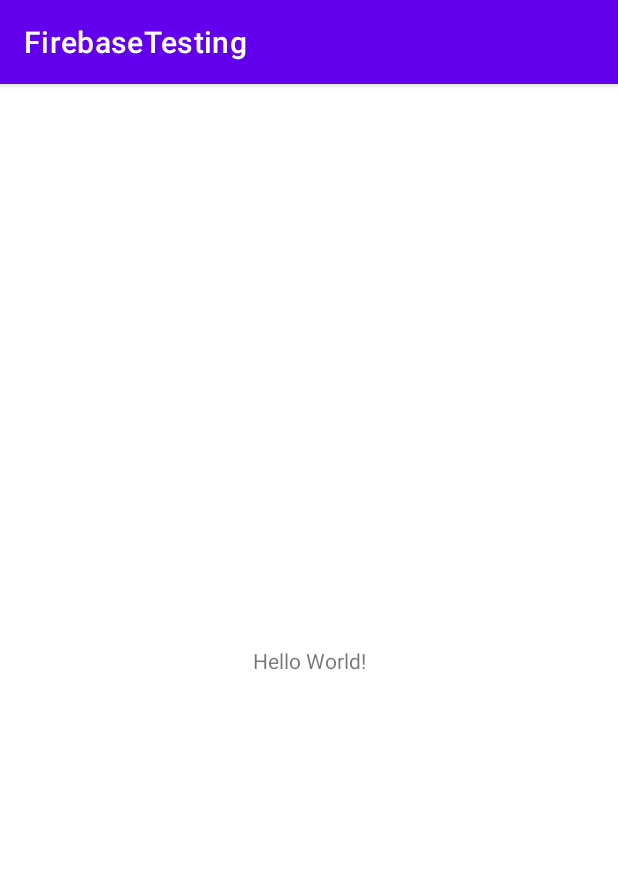
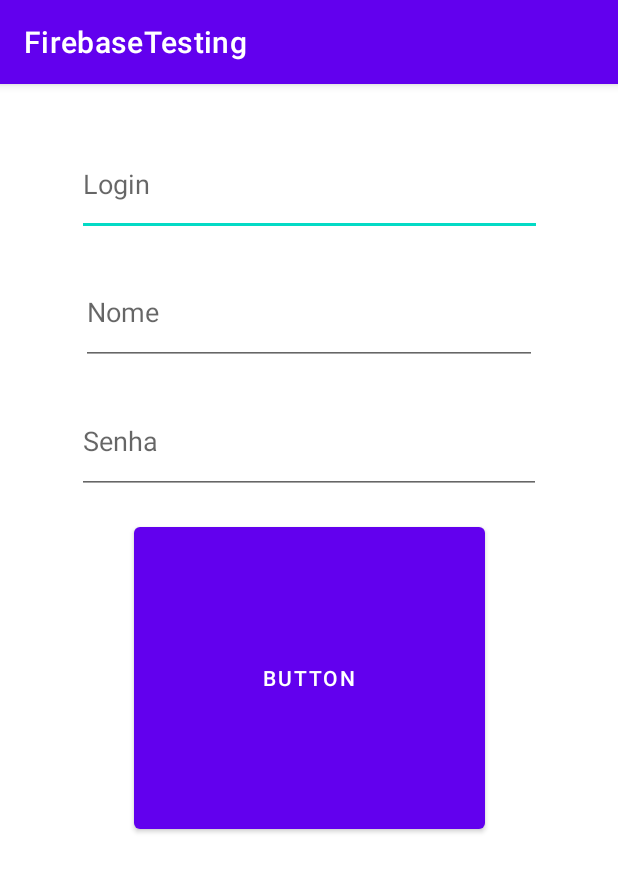
Before and after one commit to lucavillela/Firebase-Database, an Android app: the screen it shows after launch (MainActivity), on a phone screen of 412 x 824 dp. Shown: the top 872 px of the screen. Run offline under Robolectric (Android 15) with nearby library versions, the phone set to English and light mode, and no system bars; our stand-ins replace Firebase (no records; nobody signed in at launch, a user with empty details on screens opened directly); 3 statements that could not run were skipped.

Commit message:
Adicionando função de autoincremento no id dos cadastros.

```diff
--- a/app/src/main/java/com/example/firebasetesting/MainActivity.java
+++ b/app/src/main/java/com/example/firebasetesting/MainActivity.java
@@ -1,23 +1,73 @@
 package com.example.firebasetesting;
 
+import androidx.annotation.NonNull;
 import androidx.appcompat.app.AppCompatActivity;
 
 import android.os.Bundle;
+import android.view.View;
+import android.widget.Button;
+import android.widget.EditText;
+import android.widget.ListView;
 
+import com.google.firebase.database.DataSnapshot;
+import com.google.firebase.database.DatabaseError;
 import com.google.firebase.database.DatabaseReference;
 import com.google.firebase.database.FirebaseDatabase;
+import com.google.firebase.database.ValueEventListener;
+
+import java.util.List;
 
 public class MainActivity extends AppCompatActivity {
     private DatabaseReference reference = FirebaseDatabase.getInstance().getReference();
-    public DatabaseReference usuarios = reference.child("Usuario");
-
+    public DatabaseReference usuariosBanco = reference.child("Usuario");
+    public DatabaseReference GuardaID = reference.child("GuardaID").child("IdAlto");
+    public EditText InputNome, InputLogin, InputSenha;
+    public Button CadastrarBtn;
+    String idAltoString = "";
+    Integer idAlto = 0;
+    Integer id = 0;
+    //public ListView ListaUsu;
+    //public List<Usuarios> ListaUsuarios;
     @Override
     protected void onCreate(Bundle savedInstanceState) {
         super.onCreate(savedInstanceState);
         setContentView(R.layout.activity_main);
 
-        usuarios.child("003").child("login").setValue("DnlBoga");
-        usuarios.child("003").child("nome").setValue("Daniel Lima");
-        usuarios.child("003").child("senha").setValue("SenhaSegura");
+        InputLogin = (EditText) findViewById(R.id.InputLogin);
+        InputNome = (EditText) findViewById(R.id.InputNome);
+        InputSenha = (EditText) findViewById(R.id.InputSenha);
+        CadastrarBtn = (Button) findViewById(R.id.CadastrarBtn);
+        //ListaUsu = (ListView) findViewById(R.id.ListaUsu);
+
+        GuardaID.addValueEventListener(new ValueEventListener() {
+            @Override
+            public void onDataChange(@NonNull DataSnapshot snapshot) {
+                System.out.println(snapshot.getValue().toString());
+                idAltoString = snapshot.getValue().toString();
+                idAlto = Integer.parseInt(idAltoString);
+            }
+
+            @Override
+            public void onCancelled(@NonNull DatabaseError error) {
+
+            }
+        });
+
+        CadastrarBtn.setOnClickListener(new View.OnClickListener() {
+            @Override
+            public void onClick(View view) {
+                Cadastrar();
+            }
+        });
+    }
+
+    public void Cadastrar() {
+        id = ++idAlto;
+        GuardaID.setValue(id);
+        Usuarios usuarios = new Usuarios();
+        usuarios.setLogin(InputLogin.getText().toString());
+        usuarios.setNome(InputNome.getText().toString());
+        usuarios.setSenha(InputSenha.getText().toString());
+        usuariosBanco.child(id.toString()).setValue(usuarios);
     }
 }
--- a/app/src/main/res/layout/activity_main.xml
+++ b/app/src/main/res/layout/activity_main.xml
@@ -6,13 +6,50 @@
     android:layout_height="match_parent"
     tools:context=".MainActivity">
 
-    <TextView
-        android:layout_width="wrap_content"
-        android:layout_height="wrap_content"
-        android:text="Hello World!"
-        app:layout_constraintBottom_toBottomOf="parent"
+    <Button
+        android:id="@+id/CadastrarBtn"
+        android:layout_width="234dp"
+        android:layout_height="213dp"
+        android:layout_marginTop="16dp"
+        android:text="Button"
+        app:layout_constraintEnd_toEndOf="parent"
+        app:layout_constraintStart_toStartOf="parent"
+        app:layout_constraintTop_toBottomOf="@+id/InputSenha" />
+
+    <EditText
+        android:id="@+id/InputLogin"
+        android:layout_width="310dp"
+        android:layout_height="69dp"
+        android:layout_marginTop="32dp"
+        android:ems="10"
+        android:hint="Login"
+        android:inputType="textPersonName"
         app:layout_constraintEnd_toEndOf="parent"
         app:layout_constraintStart_toStartOf="parent"
         app:layout_constraintTop_toTopOf="parent" />
 
+    <EditText
+        android:id="@+id/InputNome"
+        android:layout_width="304dp"
+        android:layout_height="70dp"
+        android:layout_marginTop="16dp"
+        android:ems="10"
+        android:hint="Nome"
+        android:inputType="textPersonName"
+        app:layout_constraintEnd_toEndOf="parent"
+        app:layout_constraintStart_toStartOf="parent"
+        app:layout_constraintTop_toBottomOf="@+id/InputLogin" />
+
+    <EditText
+        android:id="@+id/InputSenha"
+        android:layout_width="309dp"
+        android:layout_height="70dp"
+        android:layout_marginTop="16dp"
+        android:ems="10"
+        android:hint="Senha"
+        android:inputType="textPersonName"
+        app:layout_constraintEnd_toEndOf="parent"
+        app:layout_constraintStart_toStartOf="parent"
+        app:layout_constraintTop_toBottomOf="@+id/InputNome" />
+
 </androidx.constraintlayout.widget.ConstraintLayout>
```
Also changed, not shown: app/src/main/java/com/example/firebasetesting/Usuarios.java (added, +32 -0 lines).
